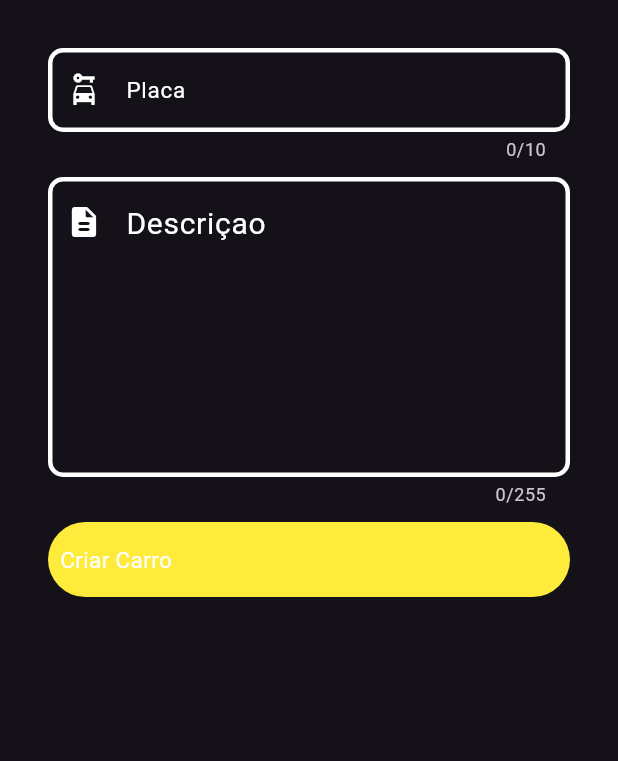
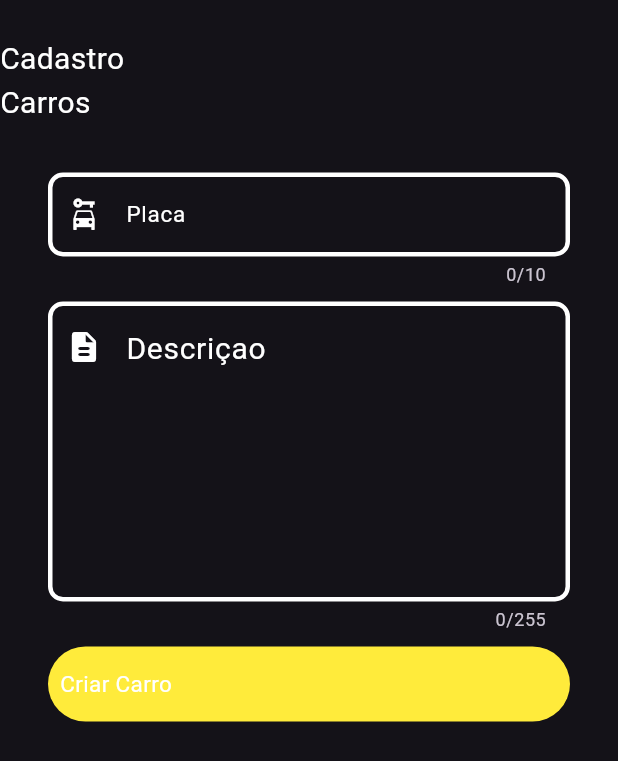
Before and after one commit to utfpr/carona-front, a Flutter app: the screen it shows after launch, on a phone screen of 412 x 824 dp. Shown: the top 761 px of the screen. Run offline on Flutter 3.47's test engine with Material 3 defaults, Android fonts, the phone set to English and light mode, and no system bars; our stand-ins replace google_nav_bar.

Commit message:
feat:padding and title page

```diff
--- a/caronafront/lib/Pages/CarRegistrationPage.dart
+++ b/caronafront/lib/Pages/CarRegistrationPage.dart
@@ -155,10 +155,23 @@ class _CarRegisterPageState extends State<CarRegisterPage> {
   @override
   Widget build(BuildContext context) {
     return Scaffold(
-      body: Form(
+      body: Column(
+      mainAxisSize: MainAxisSize.min,
+      mainAxisAlignment: MainAxisAlignment.spaceEvenly,
+      children:[
+      const Padding(
+        padding: EdgeInsets.fromLTRB(0, 25, 290, 0),
+        child: Text("Cadastro Carros",style: TextStyle(
+        color: Colors.white,
+        fontSize: 20
+      ),),
+      ),
+      Form(
       key: _formkey,
       child:Padding(padding: const EdgeInsets.all(32),
       child: Column(
+        mainAxisAlignment: MainAxisAlignment.start,
+        crossAxisAlignment: CrossAxisAlignment.start,
         children:<Widget> [
           GestureDetector(
             onLongPress: request,
@@ -212,6 +225,7 @@ class _CarRegisterPageState extends State<CarRegisterPage> {
         ],),
         )
       ),
+      ],)
     );
   }
 }
```
